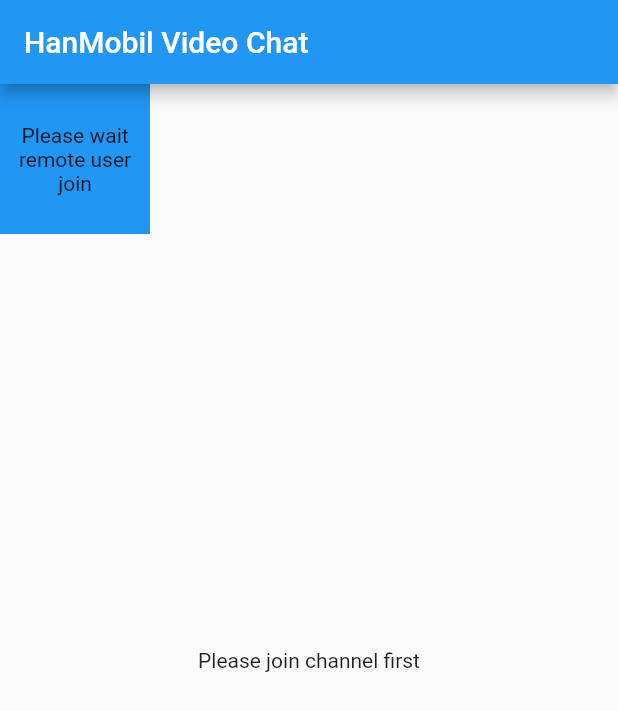
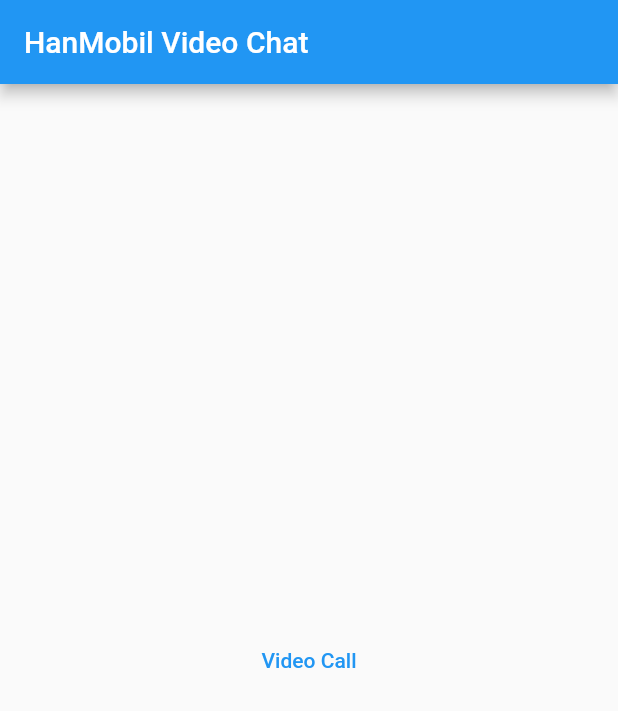
Before and after one commit to berkansevimli/agora_video_call, a Flutter app: the screen it shows after launch, on a phone screen of 412 x 824 dp. Shown: the top 711 px of the screen. Run offline on Flutter 3.47's test engine with Material 2 defaults, Android fonts, the phone set to English and light mode, and no system bars; our stand-ins replace permission_handler; missing offline and left inert: agora_rtc_engine, agora_uikit.

```diff
--- a/lib/main.dart
+++ b/lib/main.dart
@@ -3,6 +3,7 @@ import 'package:flutter/material.dart';
 import 'package:agora_rtc_engine/rtc_local_view.dart' as RtcLocalView;
 import 'package:agora_rtc_engine/rtc_remote_view.dart' as RtcRemoteView;
 import 'package:permission_handler/permission_handler.dart';
+import 'package:video_call/pages/video_call.dart';
 
 const APP_ID = "b3f9b07c88df44b985d3e780cd68710a";
 const Token =
@@ -34,112 +35,18 @@ class MyHomePage extends StatefulWidget {
 }
 
 class _MyHomePageState extends State<MyHomePage> {
-  late RtcEngine _engine;
-  bool _joined = false;
-  int _remoteUid = 0;
-  bool _switch = false;
-
-  @override
-  void initState() {
-    super.initState();
-    initAgora();
-  }
-
-  Future<void> initAgora() async {
-    // retrieve permissions
-    await [Permission.microphone, Permission.camera].request();
-
-    //create the engine
-    _engine = await RtcEngine.createWithConfig(RtcEngineConfig(APP_ID));
-
-    await _engine.enableVideo();
-
-    _engine.setEventHandler(
-      RtcEngineEventHandler(
-        joinChannelSuccess: (String channel, int uid, int elapsed) {
-          print("local user $uid joined");
-          setState(() {
-            _joined = true;
-          });
-        },
-        userJoined: (int uid, int elapsed) {
-          print("remote user $uid joined");
-          setState(() {
-            _remoteUid = uid;
-          });
-        },
-        userOffline: (int uid, UserOfflineReason reason) {
-          print("remote user $uid left channel");
-          setState(() {
-        _remoteUid = 0;
-      });
-        },
-      ),
-    );
-
-    await _engine.joinChannel(Token, "chanel", null, 0);
-  }
-
-  // Create UI with local view and remote view
   @override
   Widget build(BuildContext context) {
     return Scaffold(
-      appBar: AppBar(
-        title: const Text('HanMobil Video Chat'),
-      ),
-      body: Stack(
-          children: [
-            Center(
-              child: _switch ? _renderRemoteVideo() : _renderLocalPreview(),
-            ),
-            Align(
-              alignment: Alignment.topLeft,
-              child: Container(
-                width: 100,
-                height: 100,
-                color: Colors.blue,
-                child: GestureDetector(
-                  onTap: () {
-                    setState(() {
-                      _switch = !_switch;
-                    });
-                  },
-                  child: Center(
-                    child:
-                    _switch ? _renderLocalPreview() : _renderRemoteVideo(),
-                  ),
-                ),
-              ),
-            ),
-          ],
+        appBar: AppBar(
+          title: const Text('HanMobil Video Chat'),
         ),
-    );
-  }
-
-  // Local preview
-  Widget _renderLocalPreview() {
-    if (_joined) {
-      return RtcLocalView.SurfaceView();
-    } else {
-      return Text(
-        'Please join channel first',
-        textAlign: TextAlign.center,
-      );
-    }
-  }
-
-  // Remote preview
-  Widget _renderRemoteVideo() {
-    if (_remoteUid != 0) {
-      return RtcRemoteView.SurfaceView(
-        uid: _remoteUid,
-        channelId: "chanel",
-      );
-    } else {
-      return Text(
-        'Please wait remote user join',
-        textAlign: TextAlign.center,
-      );
-    }
+        body: Center(
+          child: TextButton(
+            child: Text('Video Call'),
+            onPressed: () => Navigator.of(context).push(
+                MaterialPageRoute(builder: (builder) => VideoCallScreen())),
+          ),
+        ));
   }
 }
--- a/pubspec.yaml
+++ b/pubspec.yaml
@@ -34,8 +34,9 @@ dependencies:
   # The following adds the Cupertino Icons font to your application.
   # Use with the CupertinoIcons class for iOS style icons.
   cupertino_icons: ^1.0.2
-  permission_handler: ^9.2.0
-  agora_rtc_engine: ^5.0.1
+  agora_uikit: ^0.0.4
+  #permission_handler: ^9.2.0
+  #agora_rtc_engine: ^5.0.1
 
 dev_dependencies:
   flutter_test:
```
Also changed, not shown: lib/pages/video_call.dart (added, +56 -0 lines), pubspec.lock, 4 other files.
